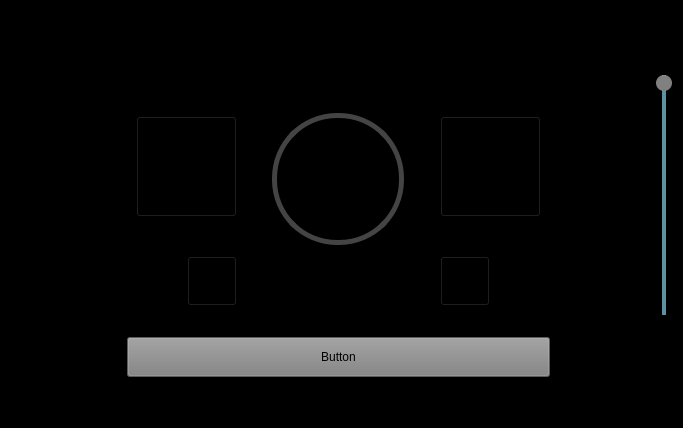
Before: the Qt Designer form src/ViewLayer/SongPlayerUi.ui in UCSolarCarTeam/Epsilon-Onboard-Media-Control, drawn with Qt 5.
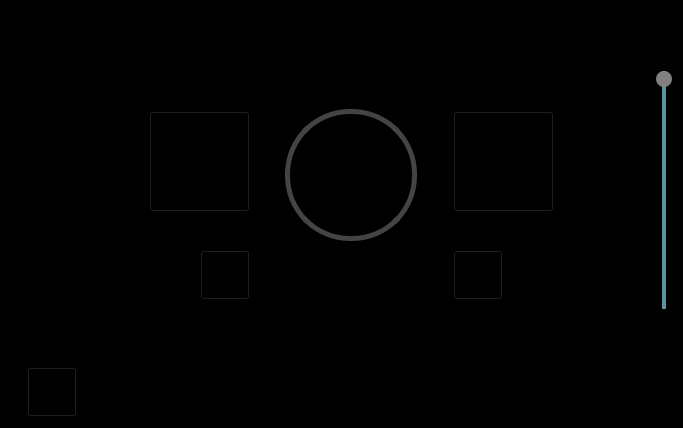
After: the same form once the commit is applied. Icons and pictures are not drawn.

Commit message: Add icons for song menu

The edit to the form file:
```diff
--- a/src/ViewLayer/SongPlayerUi.ui
+++ b/src/ViewLayer/SongPlayerUi.ui
@@ -34,7 +34,7 @@
      </property>
     </spacer>
    </item>
-   <item row="2" column="7" alignment="Qt::AlignHCenter">
+   <item row="2" column="8" alignment="Qt::AlignHCenter">
     <widget class="QLabel" name="infoLabel">
      <property name="enabled">
       <bool>true</bool>
@@ -53,6 +53,7 @@
      </property>
      <property name="font">
       <font>
+       <family>Nimbus Sans L</family>
        <pointsize>16</pointsize>
       </font>
      </property>
@@ -71,29 +72,61 @@
     <spacer name="verticalSpacer_3">
      <property name="orientation">
       <enum>Qt::Vertical</enum>
+      </property>
+      <property name="sizeType">
+       <enum>QSizePolicy::Fixed</enum>
+      </property>
+      <property name="sizeHint" stdset="0">
+       <size>
+       <width>20</width>
+       <height>16</height>
+       </size>
+      </property>
+     </spacer>
+    </item>
+   <item row="5" column="1">
+    <spacer name="horizontalSpacer_4">
+     <property name="orientation">
+      <enum>Qt::Horizontal</enum>
      </property>
      <property name="sizeType">
       <enum>QSizePolicy::Fixed</enum>
      </property>
      <property name="sizeHint" stdset="0">
       <size>
-       <width>20</width>
-       <height>16</height>
+       <width>50</width>
+       <height>20</height>
       </size>
      </property>
     </spacer>
    </item>
    <item row="5" column="8">
     <spacer name="horizontalSpacer">
+    <property name="orientation">
+     <enum>Qt::Horizontal</enum>
+    </property>
+    <property name="sizeType">
+    <enum>QSizePolicy::Expanding</enum>
+    </property>
+    <property name="sizeHint" stdset="0">
+     <size>
+      <width>40</width>
+      <height>20</height>
+     </size>
+    </property>
+   </spacer>
+  </item>
+   <item row="5" column="0">
+    <spacer name="horizontalSpacer_2">
      <property name="orientation">
       <enum>Qt::Horizontal</enum>
      </property>
      <property name="sizeType">
-      <enum>QSizePolicy::Expanding</enum>
+      <enum>QSizePolicy::Minimum</enum>
      </property>
      <property name="sizeHint" stdset="0">
       <size>
-       <width>40</width>
+       <width>16</width>
        <height>20</height>
       </size>
      </property>
@@ -103,15 +136,31 @@
     <spacer name="verticalSpacer_2">
      <property name="orientation">
       <enum>Qt::Vertical</enum>
+      </property>
+      <property name="sizeHint" stdset="0">
+       <size>
+        <width>20</width>
+        <height>40</height>
+        </size>
+       </property>
+      </spacer>
+     </item>
+   <item row="5" column="2">
+    <spacer name="horizontalSpacer_3">
+     <property name="orientation">
+      <enum>Qt::Horizontal</enum>
+     </property>
+     <property name="sizeType">
+      <enum>QSizePolicy::Expanding</enum>
      </property>
      <property name="sizeHint" stdset="0">
       <size>
        <width>20</width>
-       <height>40</height>
-      </size>
-     </property>
-    </spacer>
-   </item>
+       <height>20</height>
+       </size>
+      </property>
+     </spacer>
+    </item>
    <item row="5" column="1">
     <spacer name="horizontalSpacer_3">
      <property name="orientation">
@@ -124,12 +173,82 @@
       <size>
        <width>40</width>
        <height>20</height>
+       </size>
+      </property>
+     </spacer>
+    </item>
+   <item row="9" column="1">
+    <widget class="QPushButton" name="playerToList">
+     <property name="sizePolicy">
+      <sizepolicy hsizetype="Minimum" vsizetype="Minimum">
+       <horstretch>0</horstretch>
+       <verstretch>0</verstretch>
+      </sizepolicy>
+     </property>
+     <property name="minimumSize">
+      <size>
+       <width>50</width>
+       <height>50</height>
+      </size>
+     </property>
+     <property name="styleSheet">
+      <string notr="true">QPushButton
+{
+        border-image: url(:/Resources/Menu/SongListIcon.svg);
+}</string>
+     </property>
+     <property name="text">
+      <string/>
+     </property>
+    </widget>
+   </item>
+   <item row="9" column="8">
+    <spacer name="verticalSpacer_4">
+     <property name="orientation">
+      <enum>Qt::Vertical</enum>
+     </property>
+     <property name="sizeType">
+      <enum>QSizePolicy::Fixed</enum>
+     </property>
+     <property name="sizeHint" stdset="0">
+      <size>
+       <width>20</width>
+       <height>50</height>
       </size>
      </property>
     </spacer>
    </item>
    <item row="8" column="7">
     <spacer name="verticalSpacer_4">
+    <property name="orientation">
+     <enum>Qt::Vertical</enum>
+    </property>
+    <property name="sizeType">
+     <enum>QSizePolicy::Fixed</enum>
+    </property>
+    <property name="sizeHint" stdset="0">
+     <size>
+      <width>20</width>
+      <height>40</height>
+      </size>
+      </property>
+     </spacer>
+    </item>
+   <item row="6" column="8">
+    <spacer name="verticalSpacer">
+     <property name="orientation">
+      <enum>Qt::Vertical</enum>
+     </property>
+     <property name="sizeHint" stdset="0">
+      <size>
+       <width>20</width>
+       <height>0</height>
+      </size>
+     </property>
+    </spacer>
+   </item>
+   <item row="0" column="8">
+    <spacer name="verticalSpacer_3">
      <property name="orientation">
       <enum>Qt::Vertical</enum>
      </property>
@@ -139,12 +258,12 @@
      <property name="sizeHint" stdset="0">
       <size>
        <width>20</width>
-       <height>40</height>
+       <height>16</height>
       </size>
      </property>
     </spacer>
    </item>
-   <item row="5" column="7" alignment="Qt::AlignHCenter">
+   <item row="5" column="8" alignment="Qt::AlignHCenter">
     <widget class="QWidget" name="widget_2" native="true">
      <property name="sizePolicy">
       <sizepolicy hsizetype="Fixed" vsizetype="Fixed">
@@ -159,67 +278,7 @@
       </size>
      </property>
      <layout class="QGridLayout" name="gridLayout_2">
-      <item row="1" column="2">
-       <widget class="QPushButton" name="nextSong">
-        <property name="sizePolicy">
-         <sizepolicy hsizetype="Fixed" vsizetype="Fixed">
-          <horstretch>0</horstretch>
-          <verstretch>0</verstretch>
-         </sizepolicy>
-        </property>
-        <property name="minimumSize">
-         <size>
-          <width>101</width>
-          <height>101</height>
-         </size>
-        </property>
-        <property name="styleSheet">
-         <string notr="true">QPushButton
-{
-        border-image: url(:/Resources/IconsOff/next.png);
-}
-
-QPushButton:pressed
-{
-        border-image: url(:/Resources/IconsOn/next.png);
-}</string>
-        </property>
-        <property name="text">
-         <string/>
-        </property>
-       </widget>
-      </item>
-      <item row="1" column="0">
-       <widget class="QPushButton" name="prevSong">
-        <property name="sizePolicy">
-         <sizepolicy hsizetype="Fixed" vsizetype="Fixed">
-          <horstretch>0</horstretch>
-          <verstretch>0</verstretch>
-         </sizepolicy>
-        </property>
-        <property name="minimumSize">
-         <size>
-          <width>101</width>
-          <height>101</height>
-         </size>
-        </property>
-        <property name="styleSheet">
-         <string notr="true">QPushButton
-{
-        border-image: url(:/Resources/IconsOff/previous.png);
-}
-
-QPushButton:pressed
-{
-        border-image: url(:/Resources/IconsOn/previous.png);
-}</string>
-        </property>
-        <property name="text">
-         <string/>
-        </property>
-       </widget>
-      </item>
-      <item row="1" column="1">
+      <item row="1" column="6">
        <widget class="QWidget" name="widget" native="true">
         <property name="sizePolicy">
          <sizepolicy hsizetype="Fixed" vsizetype="Fixed">
@@ -358,7 +417,7 @@
         <zorder>playButton</zorder>
        </widget>
       </item>
-      <item row="2" column="0" alignment="Qt::AlignRight">
+      <item row="2" column="4" alignment="Qt::AlignRight">
        <widget class="QPushButton" name="loopButton">
         <property name="sizePolicy">
          <sizepolicy hsizetype="Fixed" vsizetype="Fixed">
@@ -398,7 +457,7 @@
         </property>
        </widget>
       </item>
-      <item row="2" column="2">
+      <item row="2" column="7">
        <widget class="QPushButton" name="shuffleButton">
         <property name="sizePolicy">
          <sizepolicy hsizetype="Fixed" vsizetype="Fixed">
@@ -438,134 +497,99 @@
         </property>
        </widget>
       </item>
+      <item row="1" column="4">
+       <widget class="QPushButton" name="prevSong">
+        <property name="sizePolicy">
+         <sizepolicy hsizetype="Fixed" vsizetype="Fixed">
+          <horstretch>0</horstretch>
+          <verstretch>0</verstretch>
+         </sizepolicy>
+        </property>
+        <property name="minimumSize">
+         <size>
+          <width>101</width>
+          <height>101</height>
+         </size>
+        </property>
+        <property name="styleSheet">
+         <string notr="true">QPushButton
+{
+        border-image: url(:/Resources/IconsOff/previous.png);
+}
+
+QPushButton:pressed
+{
+        border-image: url(:/Resources/IconsOn/previous.png);
+}</string>
+        </property>
+        <property name="text">
+         <string/>
+        </property>
+       </widget>
+      </item>
+      <item row="1" column="7">
+       <widget class="QPushButton" name="nextSong">
+        <property name="sizePolicy">
+         <sizepolicy hsizetype="Fixed" vsizetype="Fixed">
+          <horstretch>0</horstretch>
+          <verstretch>0</verstretch>
+         </sizepolicy>
+        </property>
+        <property name="minimumSize">
+         <size>
+          <width>101</width>
+          <height>101</height>
+         </size>
+        </property>
+        <property name="styleSheet">
+         <string notr="true">QPushButton
+{
+        border-image: url(:/Resources/IconsOff/next.png);
+}
+
+QPushButton:pressed
+{
+        border-image: url(:/Resources/IconsOn/next.png);
+}</string>
+        </property>
+        <property name="text">
+         <string/>
+        </property>
+       </widget>
+      </item>
      </layout>
     </widget>
    </item>
-   <item row="6" column="7">
-    <spacer name="verticalSpacer">
-     <property name="orientation">
-      <enum>Qt::Vertical</enum>
-     </property>
-     <property name="sizeHint" stdset="0">
-      <size>
-       <width>20</width>
-       <height>40</height>
-      </size>
-     </property>
-    </spacer>
-   </item>
-   <item row="5" column="8">
-    <spacer name="horizontalSpacer">
-     <property name="orientation">
-      <enum>Qt::Horizontal</enum>
-     </property>
-     <property name="sizeType">
-      <enum>QSizePolicy::Expanding</enum>
-     </property>
-     <property name="sizeHint" stdset="0">
-      <size>
-       <width>40</width>
-       <height>20</height>
-      </size>
-     </property>
-    </spacer>
-   </item>
-   <item row="9" column="7">
-    <spacer name="verticalSpacer_4">
-     <property name="orientation">
-      <enum>Qt::Vertical</enum>
-     </property>
-     <property name="sizeType">
-      <enum>QSizePolicy::Fixed</enum>
-     </property>
-     <property name="sizeHint" stdset="0">
-      <size>
-       <width>20</width>
-       <height>40</height>
-      </size>
-     </property>
-    </spacer>
-   </item>
-   <item row="3" column="7">
-    <spacer name="verticalSpacer_2">
-     <property name="orientation">
-      <enum>Qt::Vertical</enum>
-     </property>
-     <property name="sizeHint" stdset="0">
-      <size>
-       <width>20</width>
-       <height>40</height>
-      </size>
-     </property>
-    </spacer>
-   </item>
-   <item row="2" column="7" alignment="Qt::AlignHCenter">
-    <widget class="QLabel" name="infoLabel">
-     <property name="enabled">
-      <bool>true</bool>
-     </property>
-     <property name="sizePolicy">
-      <sizepolicy hsizetype="Fixed" vsizetype="Preferred">
-       <horstretch>0</horstretch>
-       <verstretch>0</verstretch>
-      </sizepolicy>
-     </property>
-     <property name="minimumSize">
-      <size>
-       <width>0</width>
-       <height>26</height>
-      </size>
-     </property>
-     <property name="font">
-      <font>
-       <family>Nimbus Sans L</family>
-       <pointsize>16</pointsize>
-      </font>
-     </property>
-     <property name="styleSheet">
-      <string notr="true">color: white</string>
-     </property>
-     <property name="text">
-      <string/>
-     </property>
-     <property name="alignment">
-      <set>Qt::AlignLeading|Qt::AlignLeft|Qt::AlignVCenter</set>
-     </property>
-    </widget>
-   </item>
-   <item row="0" column="7">
-    <spacer name="verticalSpacer_3">
-     <property name="orientation">
-      <enum>Qt::Vertical</enum>
-     </property>
-     <property name="sizeType">
-      <enum>QSizePolicy::Fixed</enum>
-     </property>
-     <property name="sizeHint" stdset="0">
-      <size>
-       <width>20</width>
-       <height>16</height>
-      </size>
-     </property>
-    </spacer>
-   </item>
-   <item row="5" column="0">
-    <spacer name="horizontalSpacer_2">
-     <property name="orientation">
-      <enum>Qt::Horizontal</enum>
-     </property>
-     <property name="sizeType">
-      <enum>QSizePolicy::Minimum</enum>
-     </property>
-     <property name="sizeHint" stdset="0">
-      <size>
-       <width>16</width>
-       <height>20</height>
-      </size>
-     </property>
-    </spacer>
-   </item>
    <item row="5" column="9">
+    <spacer name="horizontalSpacer">
+     <property name="orientation">
+      <enum>Qt::Horizontal</enum>
+     </property>
+     <property name="sizeType">
+      <enum>QSizePolicy::Expanding</enum>
+     </property>
+     <property name="sizeHint" stdset="0">
+      <size>
+       <width>20</width>
+       <height>20</height>
+      </size>
+     </property>
+    </spacer>
+   </item>
+   <item row="3" column="8">
+    <spacer name="verticalSpacer_2">
+     <property name="orientation">
+      <enum>Qt::Vertical</enum>
+     </property>
+     <property name="sizeHint" stdset="0">
+      <size>
+       <width>20</width>
+       <height>40</height>
+      </size>
+     </property>
+    </spacer>
+   </item>
+   <item row="5" column="11">
     <widget class="QSlider" name="volumeControl">
      <property name="sizePolicy">
       <sizepolicy hsizetype="Fixed" vsizetype="Preferred">
@@ -609,38 +633,22 @@
      </property>
     </widget>
    </item>
-   <item row="5" column="1">
-    <spacer name="horizontalSpacer_3">
+   <item row="5" column="10">
+    <spacer name="horizontalSpacer_5">
      <property name="orientation">
       <enum>Qt::Horizontal</enum>
      </property>
      <property name="sizeType">
-      <enum>QSizePolicy::Expanding</enum>
+      <enum>QSizePolicy::Fixed</enum>
      </property>
      <property name="sizeHint" stdset="0">
       <size>
-       <width>40</width>
+       <width>50</width>
        <height>20</height>
       </size>
      </property>
     </spacer>
    </item>
-   <item row="8" column="7">
-    <widget class="QPushButton" name="playerToList">
-     <property name="sizePolicy">
-      <sizepolicy hsizetype="Minimum" vsizetype="Minimum">
-       <horstretch>0</horstretch>
-       <verstretch>0</verstretch>
-      </sizepolicy>
-     </property>
-     <property name="styleSheet">
-      <string notr="true">background-color: grey</string>
-     </property>
-     <property name="text">
-      <string>Button</string>
-     </property>
-    </widget>
-   </item>
   </layout>
  </widget>
  <resources/>
```
The commit also changes 8 other files.
